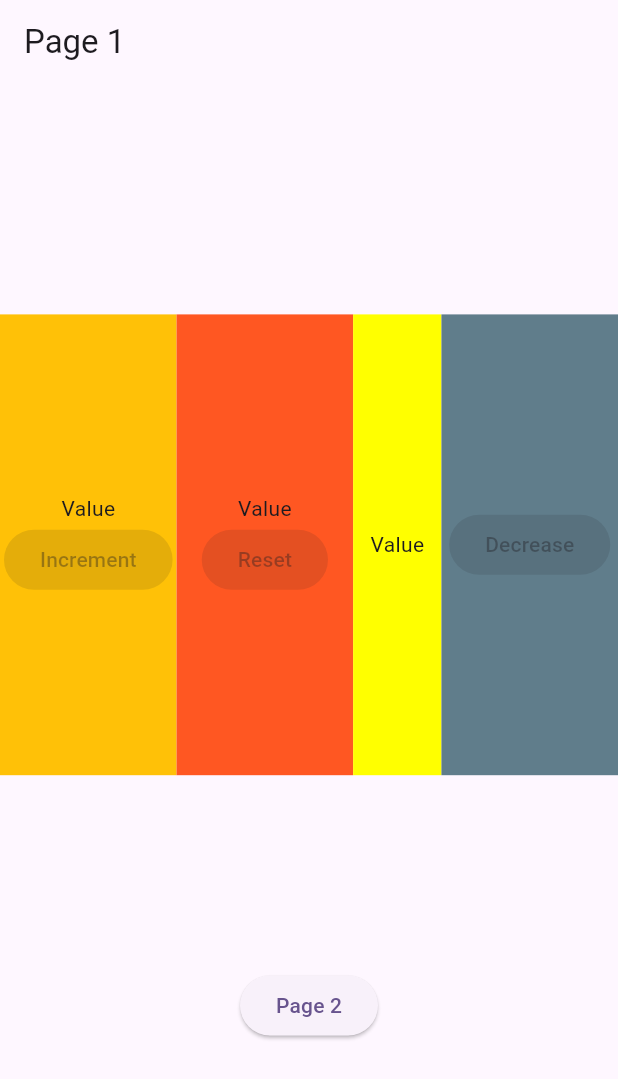
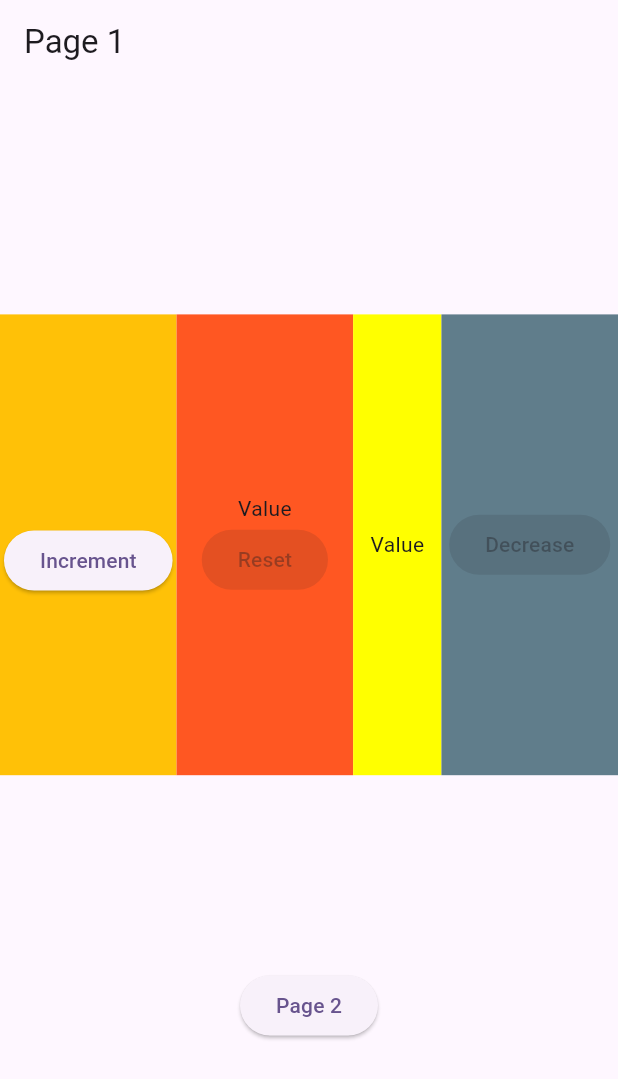
Before and after one commit to jgayon/GetxState, a Flutter app: the screen it shows after launch, on a phone screen of 412 x 824 dp. Shown: the top 1079 px of the screen. Run offline on Flutter 3.47's test engine with Material 3 defaults, Android fonts, the phone set to English and light mode, and no system bars; our stand-ins replace get.

Commit message:
Update w1.dart

```diff
--- a/lib/ui/widgets/w1.dart
+++ b/lib/ui/widgets/w1.dart
@@ -1,19 +1,22 @@
+import 'package:f_getxstate_demo/controllers/Countercontroller.dart';
 import 'package:flutter/material.dart';
+import 'package:get/get.dart';
 
 class W1 extends StatelessWidget {
   const W1({super.key});
 
   @override
   Widget build(BuildContext context) {
+    CountController controller = Get.find();
     return Container(
       color: Colors.amber,
       child: Column(
         mainAxisAlignment: MainAxisAlignment.center,
         children: [
-          Text('Value'),
+          Obx(()=>Text('${controller.value1}')),
           ElevatedButton(
               key: const Key('incrementButton'),
-              onPressed: null,
+              onPressed: () => controller.increase(),
               child: Text('Increment'))
         ],
       ),
```
